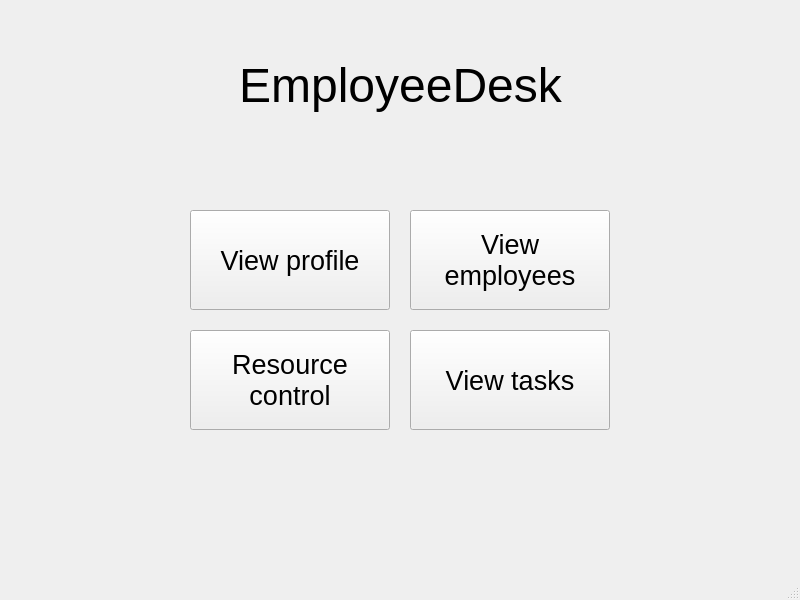
Before: the Qt Designer form Sem_2/Labs/automated_workstation/ChiefDesk/employeedesk.ui in Meidori/PSTU_Labs_2023, drawn with Qt 5.
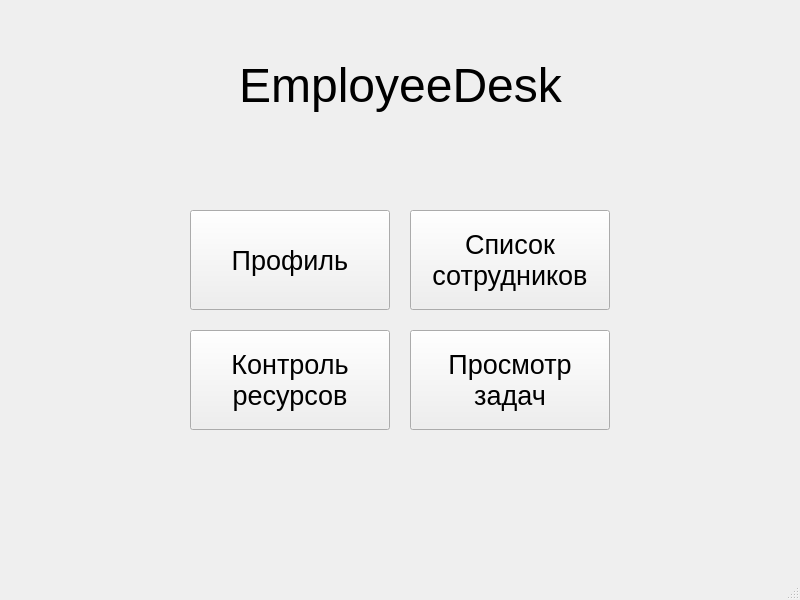
After: the same form once the commit is applied.

What changed in the file:
```diff
--- a/Sem_2/Labs/automated_workstation/ChiefDesk/employeedesk.ui
+++ b/Sem_2/Labs/automated_workstation/ChiefDesk/employeedesk.ui
@@ -50,8 +50,8 @@
      </font>
     </property>
     <property name="text">
-     <string>View
-employees</string>
+     <string>Список
+сотрудников</string>
     </property>
    </widget>
    <widget class="QPushButton" name="resControlBtn">
@@ -69,8 +69,8 @@
      </font>
     </property>
     <property name="text">
-     <string>Resource
-control</string>
+     <string>Контроль
+ресурсов</string>
     </property>
    </widget>
    <widget class="QPushButton" name="viewTasksBtn">
@@ -88,7 +88,8 @@
      </font>
     </property>
     <property name="text">
-     <string>View tasks</string>
+     <string>Просмотр
+задач</string>
     </property>
    </widget>
    <widget class="QPushButton" name="viewProfileBtn">
@@ -106,7 +107,7 @@
      </font>
     </property>
     <property name="text">
-     <string>View profile</string>
+     <string>Профиль</string>
     </property>
    </widget>
   </widget>
```
